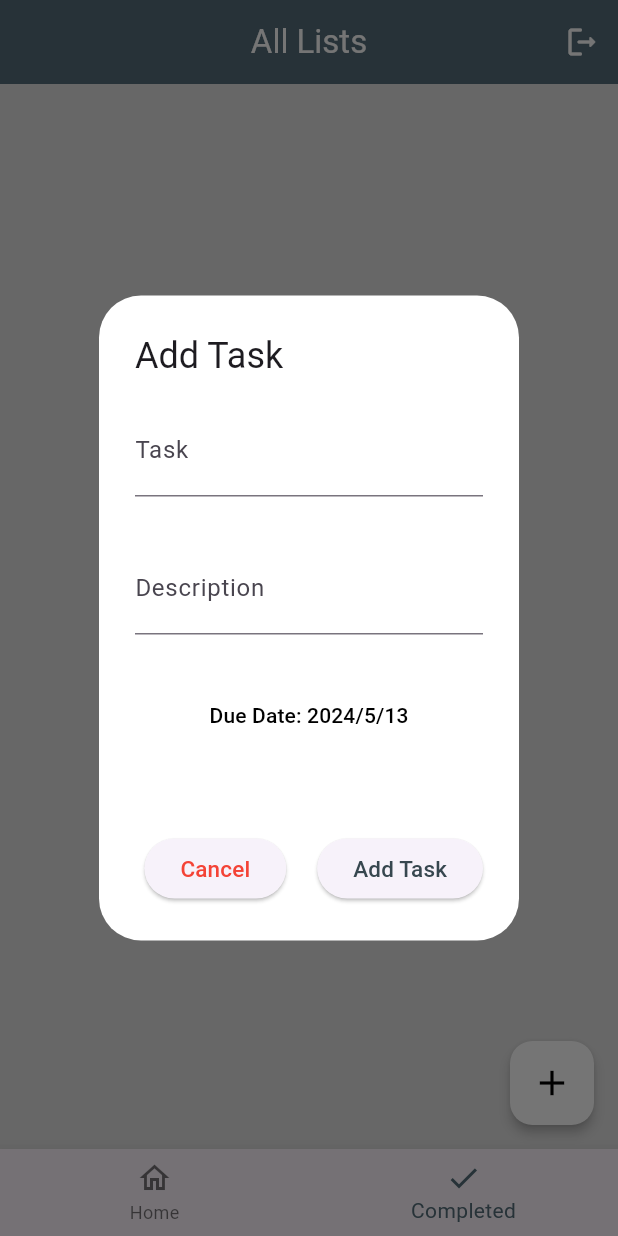
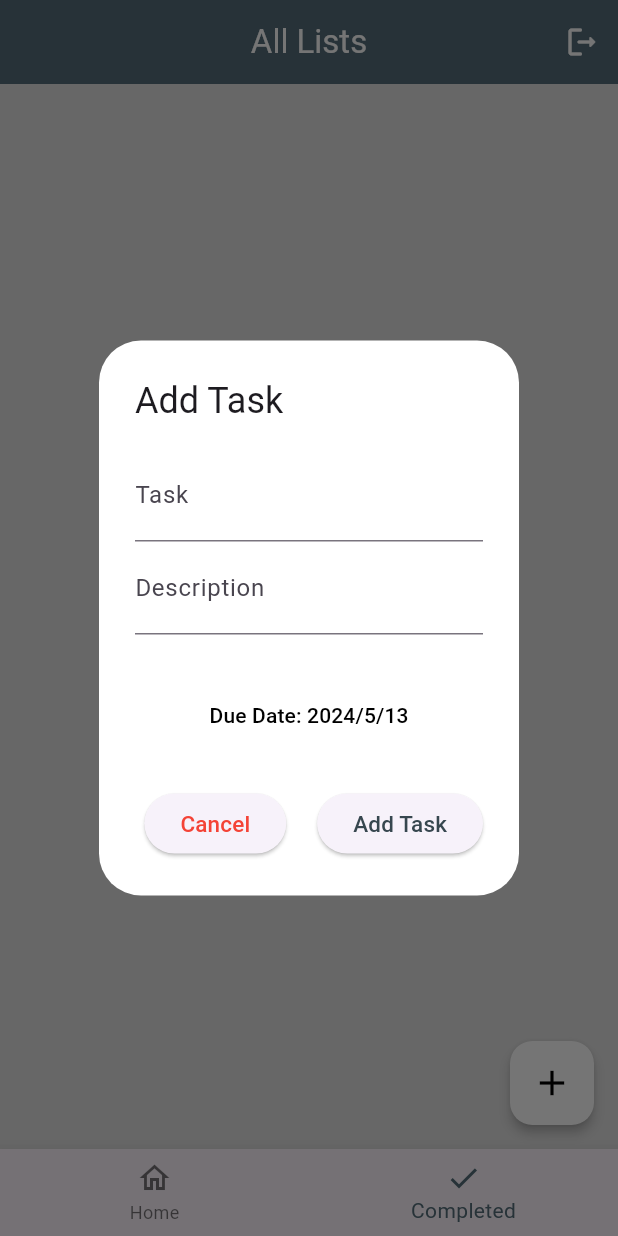
Before and after one commit to zecardoo/todo, a Flutter app: the screen it shows once a user with an empty profile is signed in, item 2 of the bottom bar chosen, after a tap on the "add" icon, on a phone screen of 412 x 824 dp. Run offline on Flutter 3.47's test engine with Material 3 defaults, Android fonts, the phone set to English and light mode, and no system bars; our stand-ins replace cloud_firestore, firebase_auth, firebase_core, flutter_spinkit, google_sign_in, logger; accounts and stored records are empty; network calls fail.

Commit message:
enhance the code teh design and google googleleapis

```diff
--- a/lib/pages/add_task_modal.dart
+++ b/lib/pages/add_task_modal.dart
@@ -18,6 +18,8 @@ class _AddNewTaskState extends State<AddNewTask> {
   final taskController = TextEditingController();
   final descriptionController = TextEditingController();
   late DateTime _dueDate;
+   // not a GlobalKey<MyCustomFormState>.
+  final _formKey = GlobalKey<FormState>();
 
   void addTask(String task, String description, DateTime date, bool isCompleted) {
     // Get a reference to the Firestore database
@@ -59,6 +61,7 @@ class _AddNewTaskState extends State<AddNewTask> {
   @override
   Widget build(BuildContext context) {
     return AlertDialog(
+
       backgroundColor: Colors.white,
       buttonPadding: EdgeInsets.all(MediaQuery.of(context).size.width * 0.05),
 
@@ -66,16 +69,25 @@ class _AddNewTaskState extends State<AddNewTask> {
       title: const Text('Add Task'),
 
 
-      content: Column(
+      content: SafeArea(
+        child: SingleChildScrollView(
+          child: Column(
             mainAxisSize: MainAxisSize.min,
             children: [
+              Form(
+                key: _formKey,
+                child: Column(
+                  children: [
                     _buildTextField('Task', taskController),
-          const SizedBox(height: 30),
                     _buildTextField('Description', descriptionController),
                     const SizedBox(height: 30),
                     _buildDueDateButton(),
-          const SizedBox(height: 30),
                   ],
+                ),
+              ),
+            ],
+          ),
+        ),
       ),
       actions: [
         _buildCancelButton(),
@@ -86,7 +98,7 @@ class _AddNewTaskState extends State<AddNewTask> {
   }
 
   Widget _buildTextField(String labelText, TextEditingController controller) {
-    return TextField(
+    return TextFormField(
       controller: controller,
       style: TextStyle(
         color: Colors.grey[600],
@@ -95,6 +107,12 @@ class _AddNewTaskState extends State<AddNewTask> {
       decoration: InputDecoration(
         labelText: labelText,
       ),
+      validator: (value) {
+        if (value == null || value.isEmpty) {
+          return 'Please enter some text';
+        }
+        return null;
+      },
     );
   }
 
@@ -132,7 +150,11 @@ class _AddNewTaskState extends State<AddNewTask> {
 
   Widget _buildEditButton() {
     return ElevatedButton(
-      onPressed: _addTask,
+      onPressed:  () {
+        if (_formKey.currentState!.validate()) {
+          _addTask();
+        }
+      },
       child: Text(
         'Add Task',
         style: TextStyle(color: Colors.blueGrey[800], fontSize: 15),
@@ -141,12 +163,8 @@ class _AddNewTaskState extends State<AddNewTask> {
   }
 
   void _addTask() {
-    if (taskController.text.isNotEmpty && descriptionController.text.isNotEmpty) {
     addTask(taskController.text, descriptionController.text, _dueDate, false);
     Navigator.pop(context);
-    } else {
-      // Handle case when fields are empty
-    }
   }
 
 }
--- a/lib/pages/auth/auth_page.dart
+++ b/lib/pages/auth/auth_page.dart
@@ -8,7 +8,9 @@ class AuthPage extends StatelessWidget {
 
   @override
   Widget build(BuildContext context) {
+
     return Scaffold(
+      backgroundColor: Colors.blueGrey[600],
       body: StreamBuilder<User?>(
         stream: FirebaseAuth.instance.authStateChanges(),
         builder: (context, snapshot) {
--- a/lib/pages/auth/login_or_register.dart
+++ b/lib/pages/auth/login_or_register.dart
@@ -1,4 +1,5 @@
 import 'package:flutter/material.dart';
+import 'package:flutter_spinkit/flutter_spinkit.dart';
 import 'package:todo/pages/auth/login.dart';
 import 'package:todo/pages/auth/register.dart';
 
@@ -10,25 +11,55 @@ class LoginOrRegister extends StatefulWidget {
 }
 
 class _LoginOrRegisterState extends State<LoginOrRegister> {
+  // Initially show login page
+  bool showLoginPage = true;
 
-  //inintailly show login page
-  bool showLoginPage =true;
-
-
-  void togglePages () {
+  void togglePages() {
     setState(() {
       showLoginPage = !showLoginPage;
     });
   }
+
+  void showLoadingDialog() {
+    // Show a loading dialog
+    showDialog(
+      context: context,
+      builder: (context) {
+        return Container(
+          decoration: BoxDecoration(
+            color: Colors.blueGrey[600],
+          ),
+          child: const Center(
+            child: SpinKitCubeGrid(
+              color: Colors.white,
+              size: 80.0,
+            ),
+          ),
+        );
+      },
+    );
+
+    // Close the dialog after 1 second
+    Future.delayed(const Duration(seconds: 1), () {
+      Navigator.pop(context);
+    });
+  }
+
   @override
   Widget build(BuildContext context) {
-    if(showLoginPage){
+    if (showLoginPage) {
       return LoginPage(
-        onTap: togglePages,
+        onTap: () {
+          showLoadingDialog(); // Corrected: Call the method as a function
+          togglePages(); // Corrected: Call the method as a function
+        },
       );
-    }else{
+    } else {
       return RegisterPage(
-        onTap: togglePages,
+        onTap: () {
+          showLoadingDialog(); // Corrected: Call the method as a function
+          togglePages(); // Corrected: Call the method as a function
+        },
       );
     }
   }
--- a/lib/pages/home.dart
+++ b/lib/pages/home.dart
@@ -33,6 +33,8 @@ class _HomeState extends State<Home> {
     ];
 
     return Scaffold(
+
+      resizeToAvoidBottomInset: true,
       backgroundColor: Colors.grey[300],
       appBar: AppBar(
         title: const Text('All Lists', style: TextStyle(color: Colors.white),),
@@ -45,7 +47,7 @@ class _HomeState extends State<Home> {
         ],
         backgroundColor: Colors.blueGrey[600],
       ),
-      body: taskPages[currentPageIndex], // Show the current page
+      body: SafeArea(child: taskPages[currentPageIndex]), // Show the current page
 
       bottomNavigationBar: BottomNavigationBar(
         currentIndex: currentPageIndex,
@@ -80,6 +82,7 @@ class _HomeState extends State<Home> {
               return const AddNewTask();
             },
           );
+          //
           setState(() {
             currentPageIndex = 0;
           });
@@ -102,9 +105,8 @@ class _HomeState extends State<Home> {
 
   // Method to build a task page based on completion status================================================================================
   Widget _buildTaskPage(bool isCompleted) {
-    AnimationStyle? animationStyle;
+    return Padding(
 
-    return Padding(
       padding: const EdgeInsets.all(8.0),
       child: StreamBuilder(
         stream: FirebaseFirestore.instance
@@ -204,7 +206,6 @@ class _HomeState extends State<Home> {
                   trailing: PopupMenuButton<TaskAction>(
                     //to hide text when i hover button
                     tooltip: '',
-                    popUpAnimationStyle: animationStyle,
                     icon: const Icon(Icons.more_vert),
                     onSelected: (TaskAction item) {
                       switch (item) {
--- a/lib/services/google_auth.dart
+++ b/lib/services/google_auth.dart
@@ -1,8 +1,11 @@
 import 'package:firebase_auth/firebase_auth.dart';
 import 'package:flutter/material.dart';
 import 'package:google_sign_in/google_sign_in.dart';
+import 'package:logger/logger.dart';
 
 class GoogleAuth {
+    final Logger logger = Logger();
+
   final GoogleSignIn _googleSignIn = GoogleSignIn(
     scopes: [
       'email',
@@ -33,7 +36,7 @@ class GoogleAuth {
       return await FirebaseAuth.instance.signInWithCredential(credential);
     } catch (error) {
       // Handle sign-in errors
-      print('Error signing in with Google: $error');
+      logger.i('Error signing in with Google: $error');
       return null;
     }
   }
--- a/pubspec.yaml
+++ b/pubspec.yaml
@@ -41,6 +41,8 @@ dependencies:
   intl: ^0.19.0
   cloud_firestore: ^4.17.3
   logger: ^2.2.0
+  flutter_spinkit: ^5.2.1
+  google_sign_in_ios: ^5.7.6
 
 dev_dependencies:
   flutter_test:
```
Also changed, not shown: lib/main.dart (+8 -2 lines), lib/pages/auth/login.dart (+18 -4 lines), lib/pages/auth/register.dart (+23 -6 lines), lib/pages/lodaing.dart (added, +28 -0 lines), lib/pages/tryclass.dart (+122 -122 lines), lib/pages/update_task_modal.dart (+27 -9 lines), pubspec.lock, 5 other files. Lines whose indentation alone changed are shown as unchanged.
